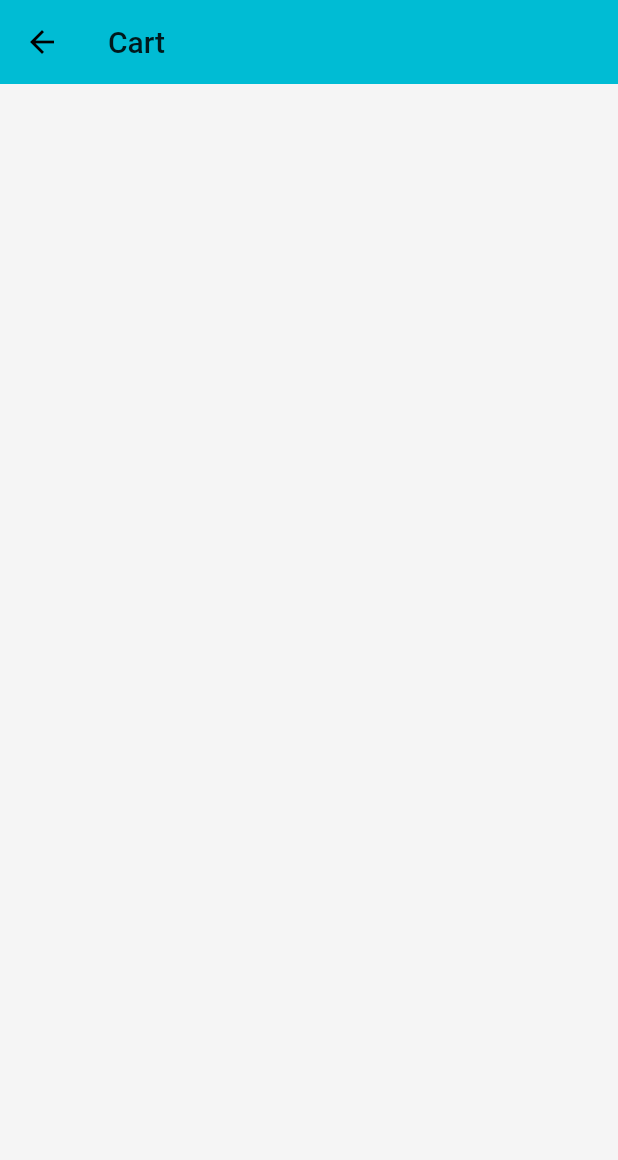
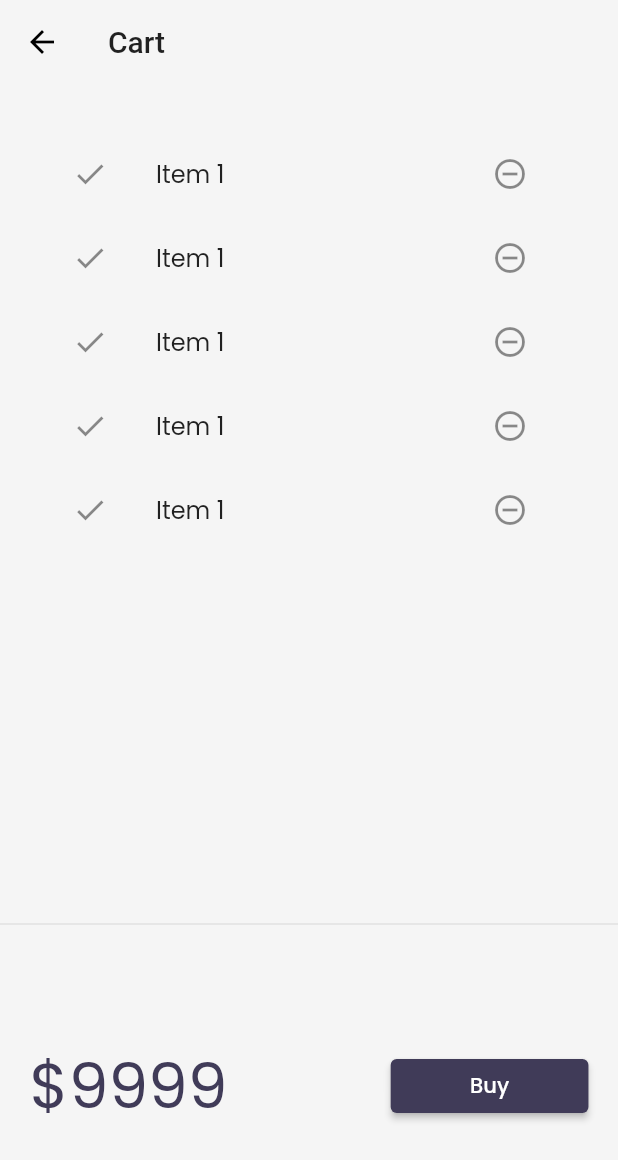
Before and after one commit to Gauravghanmode2903/30DaysOfFlutter, a Flutter app: the CartPage screen opened by its route, on a phone screen of 412 x 824 dp. Shown: the top 1160 px of the screen. Run offline on Flutter 3.47's test engine with Material 2 defaults, Android fonts, the phone set to English and light mode, and no system bars; our stand-ins replace google_fonts, velocity_x; key blocks and very long unbroken strings in the code were emptied for the run.

Commit message:
Day-23 commited

```diff
--- a/lib/pages/cart_page.dart
+++ b/lib/pages/cart_page.dart
@@ -1,17 +1,67 @@
 import 'package:flutter/material.dart';
 import 'package:velocity_x/velocity_x.dart';
-
-import '../widgets/themes.dart';
 
 class CartPage extends StatelessWidget {
   @override
   Widget build(BuildContext context) {
     return Scaffold(
-      backgroundColor: MyTheme.creamColor,
+      backgroundColor: context.canvasColor,
       appBar: AppBar(
-        backgroundColor: Colors.cyan,
+        backgroundColor: Colors.transparent,
         title: "Cart".text.make(),
+      ),
+      body: Column(
+        children: [
+          _CartList().p32().expand(),
+          Divider(),
+          _CartTotal(),
+        ],
       ),
     );
   }
 }
+
+class _CartTotal extends StatelessWidget {
+  @override
+  Widget build(BuildContext context) {
+    return SizedBox(
+      height: 200,
+      child: Row(
+        mainAxisAlignment: MainAxisAlignment.spaceAround,
+        children: [
+          "\$9999".text.xl5.color(context.theme.accentColor).make(),
+          30.widthBox,
+          ElevatedButton(
+            onPressed: () {},
+            style: ButtonStyle(
+                backgroundColor:
+                    MaterialStateProperty.all(context.theme.buttonColor)),
+            child: "Buy".text.white.make(),
+          ).w32(context)
+        ],
+      ),
+    );
+  }
+}
+
+class _CartList extends StatefulWidget {
+  @override
+  __CartListState createState() => __CartListState();
+}
+
+class __CartListState extends State<_CartList> {
+  @override
+  Widget build(BuildContext context) {
+    return ListView.builder(
+      itemCount: 5,
+      itemBuilder: (context, index) => ListTile(
+        leading: Icon(Icons.done),
+        trailing: IconButton(
+          icon: Icon(Icons.remove_circle_outline),
+          onPressed: () {},
+        ),
+        title: "Item 1".text.make(),
+      ),
+    );
+  }
+}
```
